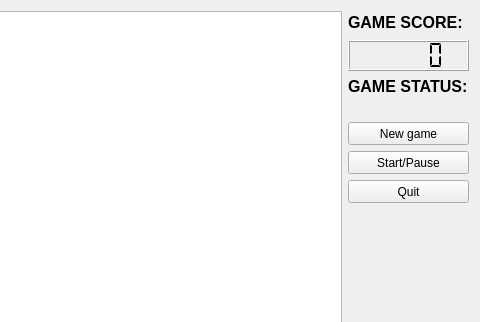
The window that widget.ui (igorternyuk/TeQtArkanoid) describes before a commit, drawn with Qt 5; both pictures show x 674 to 1154 and y 0 to 322 of the 1154 by 625 pixel window.
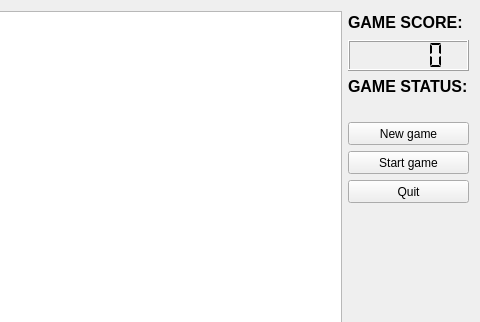
The same window after the commit.

Diff of the .ui file:
```diff
--- a/widget.ui
+++ b/widget.ui
@@ -152,7 +152,7 @@
         </size>
        </property>
        <property name="text">
-        <string>Start/Pause</string>
+        <string>Start game</string>
        </property>
       </widget>
      </item>
```
